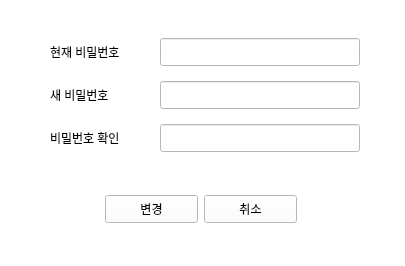
First picture: the form in change_pw.ui, repository hyeona-jeong/HRIS, before the edit.
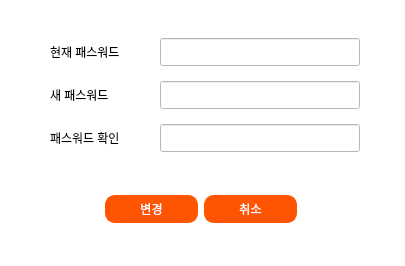
Second picture: the form after the edit.

```diff
--- a/change_pw.ui
+++ b/change_pw.ui
@@ -508,7 +508,7 @@
           </size>
          </property>
          <property name="text">
-          <string>현재 비밀번호</string>
+          <string>현재 패스워드</string>
          </property>
         </widget>
        </item>
@@ -527,7 +527,7 @@
           </size>
          </property>
          <property name="text">
-          <string>새 비밀번호</string>
+          <string>새 패스워드</string>
          </property>
         </widget>
        </item>
@@ -546,7 +546,7 @@
           </size>
          </property>
          <property name="text">
-          <string>비밀번호 확인</string>
+          <string>패스워드 확인</string>
          </property>
         </widget>
        </item>
@@ -645,6 +645,13 @@
            <height>28</height>
           </size>
          </property>
+         <property name="styleSheet">
+          <string notr="true">background-color: #ff5500;
+border-radius : 10px; 
+border : 2px solid #ff5500;
+color: white;
+</string>
+         </property>
          <property name="text">
           <string>변경</string>
          </property>
@@ -664,6 +671,13 @@
            <height>28</height>
           </size>
          </property>
+         <property name="styleSheet">
+          <string notr="true">background-color: #ff5500;
+border-radius : 10px; 
+border : 2px solid #ff5500;
+color: white;
+</string>
+         </property>
          <property name="text">
           <string>취소</string>
          </property>
```
Left out of the diff: 2 changed lines with no effect on the pictures.
